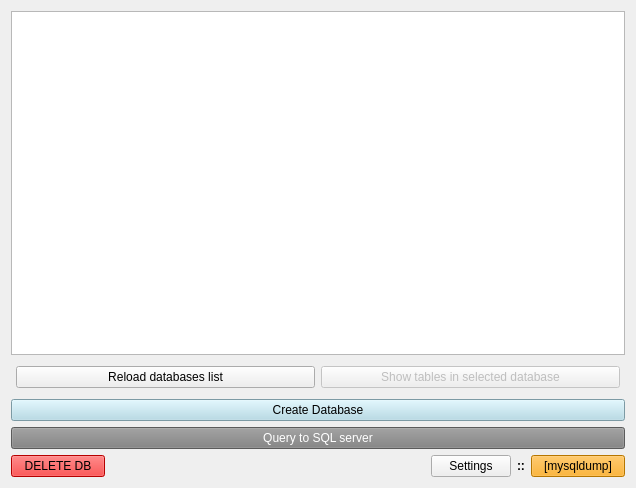
First picture: the form in databases.ui, repository TiReks33/adb-explorer, before the edit.
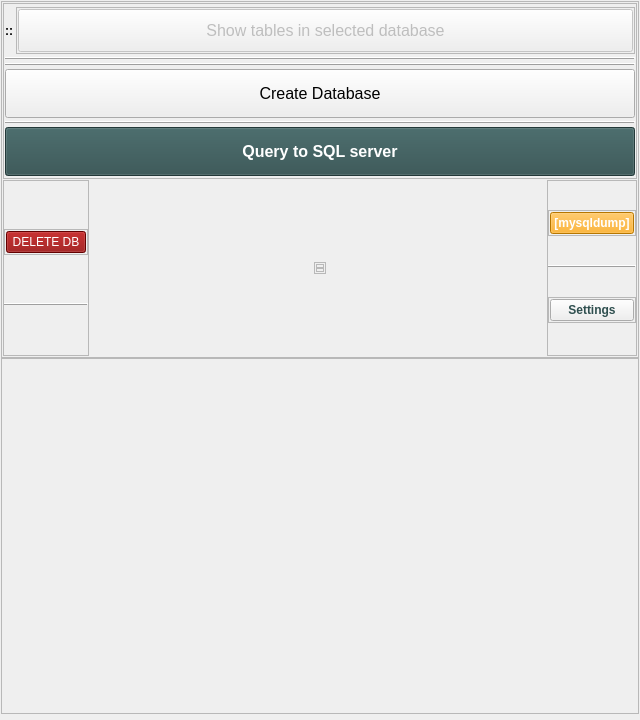
Second picture: the form after the edit.

What changed in the file:
```diff
--- a/databases.ui
+++ b/databases.ui
@@ -6,54 +6,169 @@
    <rect>
     <x>0</x>
     <y>0</y>
-    <width>636</width>
-    <height>488</height>
+    <width>640</width>
+    <height>720</height>
    </rect>
   </property>
   <property name="windowTitle">
    <string>Databases</string>
   </property>
-  <layout class="QVBoxLayout" name="verticalLayout_2">
+  <property name="styleSheet">
+   <string notr="true"/>
+  </property>
+  <layout class="QVBoxLayout" name="mainLayout">
+   <property name="spacing">
+    <number>0</number>
+   </property>
+   <property name="leftMargin">
+    <number>1</number>
+   </property>
+   <property name="topMargin">
+    <number>1</number>
+   </property>
+   <property name="rightMargin">
+    <number>1</number>
+   </property>
+   <property name="bottomMargin">
+    <number>6</number>
+   </property>
    <item>
-    <layout class="QVBoxLayout" name="verticalLayout">
+    <widget class="QFrame" name="buttonsFrame">
+     <property name="frameShape">
+      <enum>QFrame::StyledPanel</enum>
+     </property>
+     <property name="frameShadow">
+      <enum>QFrame::Raised</enum>
+     </property>
+     <layout class="QVBoxLayout" name="buttonsLayout">
+      <property name="spacing">
+       <number>1</number>
+      </property>
+      <property name="leftMargin">
+       <number>1</number>
+      </property>
+      <property name="topMargin">
+       <number>1</number>
+      </property>
+      <property name="rightMargin">
+       <number>1</number>
+      </property>
+      <property name="bottomMargin">
+       <number>1</number>
+      </property>
      <item>
-      <widget class="QTableView" name="tableView">
-       <property name="sizePolicy">
-        <sizepolicy hsizetype="MinimumExpanding" vsizetype="MinimumExpanding">
-         <horstretch>0</horstretch>
-         <verstretch>0</verstretch>
-        </sizepolicy>
-       </property>
-      </widget>
-     </item>
+       <widget class="QFrame" name="buttonsSubFrame">
+        <property name="frameShape">
+         <enum>QFrame::StyledPanel</enum>
+        </property>
+        <property name="frameShadow">
+         <enum>QFrame::Raised</enum>
+        </property>
+        <layout class="QVBoxLayout" name="ButtonsSubLayout">
+         <property name="spacing">
+          <number>3</number>
+         </property>
+         <property name="leftMargin">
+          <number>1</number>
+         </property>
+         <property name="topMargin">
+          <number>1</number>
+         </property>
+         <property name="rightMargin">
+          <number>1</number>
+         </property>
+         <property name="bottomMargin">
+          <number>2</number>
+         </property>
+         <item>
+          <layout class="QHBoxLayout" name="horizontalLayout_5">
+           <property name="leftMargin">
+            <number>0</number>
+           </property>
+           <property name="topMargin">
+            <number>2</number>
+           </property>
+           <property name="rightMargin">
+            <number>0</number>
+           </property>
+           <property name="bottomMargin">
+            <number>0</number>
+           </property>
+           <item>
+            <layout class="QVBoxLayout" name="reloadVerticalLayout">
+             <property name="spacing">
+              <number>0</number>
+             </property>
+             <property name="leftMargin">
+              <number>0</number>
+             </property>
+             <property name="topMargin">
+              <number>0</number>
+             </property>
+             <property name="rightMargin">
+              <number>0</number>
+             </property>
+             <property name="bottomMargin">
+              <number>0</number>
+             </property>
     </layout>
    </item>
    <item>
-    <layout class="QHBoxLayout" name="horizontalLayout_3">
-     <property name="leftMargin">
-      <number>5</number>
-     </property>
-     <property name="topMargin">
-      <number>5</number>
-     </property>
-     <property name="rightMargin">
-      <number>5</number>
-     </property>
-     <property name="bottomMargin">
-      <number>5</number>
-     </property>
-     <item>
-      <widget class="QPushButton" name="showDB_button">
+            <widget class="QLabel" name="label_2">
+             <property name="font">
+              <font>
+               <weight>75</weight>
+               <bold>true</bold>
+              </font>
+             </property>
        <property name="text">
-        <string>Reload databases list</string>
+              <string>::</string>
+             </property>
+             <property name="alignment">
+              <set>Qt::AlignCenter</set>
        </property>
       </widget>
      </item>
+           <item>
+            <widget class="QFrame" name="showTablesFrame">
+             <property name="frameShape">
+              <enum>QFrame::StyledPanel</enum>
+             </property>
+             <property name="frameShadow">
+              <enum>QFrame::Raised</enum>
+             </property>
+             <layout class="QVBoxLayout" name="showTablesVerticalLayout">
+              <property name="spacing">
+               <number>0</number>
+              </property>
+              <property name="leftMargin">
+               <number>1</number>
+              </property>
+              <property name="topMargin">
+               <number>1</number>
+              </property>
+              <property name="rightMargin">
+               <number>1</number>
+              </property>
+              <property name="bottomMargin">
+               <number>1</number>
+              </property>
      <item>
       <widget class="QPushButton" name="showTables_button">
        <property name="enabled">
         <bool>false</bool>
        </property>
+                <property name="sizePolicy">
+                 <sizepolicy hsizetype="Expanding" vsizetype="Preferred">
+                  <horstretch>0</horstretch>
+                  <verstretch>0</verstretch>
+                 </sizepolicy>
+                </property>
+                <property name="font">
+                 <font>
+                  <pointsize>12</pointsize>
+                 </font>
+                </property>
        <property name="styleSheet">
         <string notr="true"/>
        </property>
@@ -66,97 +181,471 @@
       </widget>
      </item>
     </layout>
+            </widget>
+           </item>
+          </layout>
+         </item>
+         <item>
+          <widget class="Line" name="line_2">
+           <property name="frameShadow">
+            <enum>QFrame::Raised</enum>
+           </property>
+           <property name="orientation">
+            <enum>Qt::Horizontal</enum>
+           </property>
+          </widget>
+         </item>
+         <item>
+          <widget class="Line" name="line_3">
+           <property name="frameShadow">
+            <enum>QFrame::Raised</enum>
+           </property>
+           <property name="orientation">
+            <enum>Qt::Horizontal</enum>
+           </property>
+          </widget>
    </item>
    <item>
     <widget class="QPushButton" name="create_db_button">
+           <property name="sizePolicy">
+            <sizepolicy hsizetype="Minimum" vsizetype="Preferred">
+             <horstretch>0</horstretch>
+             <verstretch>0</verstretch>
+            </sizepolicy>
+           </property>
+           <property name="font">
+            <font>
+             <pointsize>12</pointsize>
+            </font>
+           </property>
      <property name="styleSheet">
-      <string notr="true">background: lightblue;</string>
+            <string notr="true"/>
      </property>
      <property name="text">
       <string>Create Database</string>
      </property>
     </widget>
    </item>
+         <item>
+          <widget class="Line" name="line">
+           <property name="frameShadow">
+            <enum>QFrame::Raised</enum>
+           </property>
+           <property name="orientation">
+            <enum>Qt::Horizontal</enum>
+           </property>
+          </widget>
+         </item>
    <item>
     <widget class="QPushButton" name="queryButton">
+           <property name="sizePolicy">
+            <sizepolicy hsizetype="Minimum" vsizetype="Preferred">
+             <horstretch>0</horstretch>
+             <verstretch>0</verstretch>
+            </sizepolicy>
+           </property>
+           <property name="font">
+            <font>
+             <pointsize>12</pointsize>
+             <weight>75</weight>
+             <bold>true</bold>
+            </font>
+           </property>
      <property name="styleSheet">
-      <string notr="true">background: gray; color: white;</string>
+            <string notr="true">background: darkslategray; color: white;padding: 6px;</string>
      </property>
      <property name="text">
       <string>Query to SQL server</string>
      </property>
     </widget>
    </item>
+        </layout>
+       </widget>
+      </item>
    <item>
-    <layout class="QHBoxLayout" name="horizontalLayout_2">
+       <layout class="QHBoxLayout" name="horizontalLayout_6">
      <property name="leftMargin">
       <number>0</number>
      </property>
      <property name="topMargin">
       <number>0</number>
+        </property>
+        <property name="rightMargin">
+         <number>0</number>
+        </property>
+        <property name="bottomMargin">
+         <number>0</number>
+        </property>
+        <item>
+         <layout class="QHBoxLayout" name="horizontalLayout_3">
+          <property name="spacing">
+           <number>0</number>
+          </property>
+          <property name="leftMargin">
+           <number>0</number>
+          </property>
+          <property name="topMargin">
+           <number>0</number>
+          </property>
+          <property name="rightMargin">
+           <number>0</number>
+          </property>
+          <property name="bottomMargin">
+           <number>0</number>
+          </property>
+          <item>
+           <widget class="QFrame" name="frame_3">
+            <property name="frameShape">
+             <enum>QFrame::StyledPanel</enum>
+            </property>
+            <property name="frameShadow">
+             <enum>QFrame::Raised</enum>
+            </property>
+            <layout class="QVBoxLayout" name="deleteLayout">
+             <property name="spacing">
+              <number>0</number>
+             </property>
+             <property name="leftMargin">
+              <number>0</number>
+             </property>
+             <property name="topMargin">
+              <number>0</number>
+             </property>
+             <property name="rightMargin">
+              <number>0</number>
+             </property>
+             <property name="bottomMargin">
+              <number>0</number>
+             </property>
+             <item>
+              <widget class="QFrame" name="frame_9">
+               <property name="sizePolicy">
+                <sizepolicy hsizetype="Preferred" vsizetype="Fixed">
+                 <horstretch>0</horstretch>
+                 <verstretch>0</verstretch>
+                </sizepolicy>
+               </property>
+               <property name="frameShape">
+                <enum>QFrame::StyledPanel</enum>
+               </property>
+               <property name="frameShadow">
+                <enum>QFrame::Raised</enum>
+               </property>
+               <layout class="QVBoxLayout" name="verticalLayout_5">
+                <property name="leftMargin">
+                 <number>1</number>
+                </property>
+                <property name="topMargin">
+                 <number>1</number>
+                </property>
+                <property name="rightMargin">
+                 <number>1</number>
+                </property>
+                <property name="bottomMargin">
+                 <number>1</number>
      </property>
      <item>
       <widget class="QPushButton" name="delete_db_button">
        <property name="sizePolicy">
-        <sizepolicy hsizetype="MinimumExpanding" vsizetype="Fixed">
+                   <sizepolicy hsizetype="Expanding" vsizetype="Fixed">
          <horstretch>0</horstretch>
          <verstretch>0</verstretch>
         </sizepolicy>
        </property>
        <property name="styleSheet">
-        <string notr="true">background: red;</string>
+                   <string notr="true">background: darkred;color:white;</string>
        </property>
        <property name="text">
         <string>DELETE DB</string>
        </property>
       </widget>
      </item>
+               </layout>
+              </widget>
+             </item>
+             <item>
+              <widget class="Line" name="line_5">
+               <property name="frameShadow">
+                <enum>QFrame::Raised</enum>
+               </property>
+               <property name="orientation">
+                <enum>Qt::Horizontal</enum>
+               </property>
+              </widget>
+             </item>
+            </layout>
+           </widget>
+          </item>
      <item>
       <spacer name="horizontalSpacer">
        <property name="orientation">
         <enum>Qt::Horizontal</enum>
        </property>
+            <property name="sizeHint" stdset="0">
+             <size>
+              <width>40</width>
+              <height>20</height>
+             </size>
+            </property>
+           </spacer>
+          </item>
+         </layout>
+        </item>
+        <item>
+         <spacer name="horizontalSpacer_2">
+          <property name="orientation">
+           <enum>Qt::Horizontal</enum>
+          </property>
        <property name="sizeType">
-        <enum>QSizePolicy::Minimum</enum>
+           <enum>QSizePolicy::Preferred</enum>
        </property>
        <property name="sizeHint" stdset="0">
         <size>
-         <width>320</width>
-         <height>20</height>
+            <width>180</width>
+            <height>10</height>
         </size>
        </property>
       </spacer>
      </item>
      <item>
-      <widget class="QPushButton" name="settingsButton">
-       <property name="text">
-        <string>Settings</string>
-       </property>
-      </widget>
-     </item>
+         <widget class="QFrame" name="utilityFrame">
+          <property name="sizePolicy">
+           <sizepolicy hsizetype="Fixed" vsizetype="Fixed">
+            <horstretch>0</horstretch>
+            <verstretch>0</verstretch>
+           </sizepolicy>
+          </property>
+          <property name="frameShape">
+           <enum>QFrame::StyledPanel</enum>
+          </property>
+          <property name="frameShadow">
+           <enum>QFrame::Raised</enum>
+          </property>
+          <layout class="QVBoxLayout" name="utilityLayout">
+           <property name="spacing">
+            <number>0</number>
+           </property>
+           <property name="leftMargin">
+            <number>1</number>
+           </property>
+           <property name="topMargin">
+            <number>1</number>
+           </property>
+           <property name="rightMargin">
+            <number>1</number>
+           </property>
+           <property name="bottomMargin">
+            <number>1</number>
+           </property>
+           <item>
+            <layout class="QHBoxLayout" name="horizontalLayout_2">
+             <property name="spacing">
+              <number>0</number>
+             </property>
+             <property name="leftMargin">
+              <number>0</number>
+             </property>
+             <property name="topMargin">
+              <number>0</number>
+             </property>
+             <property name="rightMargin">
+              <number>0</number>
+             </property>
+             <property name="bottomMargin">
+              <number>0</number>
+             </property>
+             <item>
+              <widget class="QFrame" name="horizontalFrame_2">
+               <property name="sizePolicy">
+                <sizepolicy hsizetype="Expanding" vsizetype="Fixed">
+                 <horstretch>0</horstretch>
+                 <verstretch>0</verstretch>
+                </sizepolicy>
+               </property>
+               <property name="frameShape">
+                <enum>QFrame::StyledPanel</enum>
+               </property>
+               <property name="frameShadow">
+                <enum>QFrame::Raised</enum>
+               </property>
+               <layout class="QHBoxLayout" name="rescaleLayout">
+                <property name="spacing">
+                 <number>1</number>
+                </property>
+                <property name="leftMargin">
+                 <number>3</number>
+                </property>
+                <property name="topMargin">
+                 <number>1</number>
+                </property>
+                <property name="rightMargin">
+                 <number>3</number>
+                </property>
+                <property name="bottomMargin">
+                 <number>1</number>
+                </property>
+               </layout>
+              </widget>
+             </item>
+            </layout>
+           </item>
      <item>
-      <widget class="QLabel" name="label">
-       <property name="font">
-        <font>
-         <weight>75</weight>
-         <bold>true</bold>
-        </font>
-       </property>
-       <property name="text">
-        <string>::</string>
-       </property>
-      </widget>
-     </item>
+            <layout class="QHBoxLayout" name="horizontalLayout_4">
+             <property name="spacing">
+              <number>0</number>
+             </property>
+             <item>
+              <widget class="QFrame" name="frame_5">
+               <property name="sizePolicy">
+                <sizepolicy hsizetype="Expanding" vsizetype="Fixed">
+                 <horstretch>0</horstretch>
+                 <verstretch>0</verstretch>
+                </sizepolicy>
+               </property>
+               <property name="frameShape">
+                <enum>QFrame::StyledPanel</enum>
+               </property>
+               <property name="frameShadow">
+                <enum>QFrame::Raised</enum>
+               </property>
+               <layout class="QHBoxLayout" name="fontLayout">
+                <property name="spacing">
+                 <number>1</number>
+                </property>
+                <property name="leftMargin">
+                 <number>3</number>
+                </property>
+                <property name="topMargin">
+                 <number>1</number>
+                </property>
+                <property name="rightMargin">
+                 <number>3</number>
+                </property>
+                <property name="bottomMargin">
+                 <number>1</number>
+                </property>
+               </layout>
+              </widget>
+             </item>
+            </layout>
+           </item>
+          </layout>
+         </widget>
+        </item>
+        <item>
+         <spacer name="horizontalSpacer_3">
+          <property name="orientation">
+           <enum>Qt::Horizontal</enum>
+          </property>
+          <property name="sizeType">
+           <enum>QSizePolicy::Preferred</enum>
+          </property>
+          <property name="sizeHint" stdset="0">
+           <size>
+            <width>180</width>
+            <height>10</height>
+           </size>
+          </property>
+         </spacer>
+        </item>
+        <item>
+         <layout class="QHBoxLayout" name="horizontalLayout">
+          <property name="spacing">
+           <number>0</number>
+          </property>
+          <property name="leftMargin">
+           <number>0</number>
+          </property>
+          <property name="topMargin">
+           <number>0</number>
+          </property>
+          <property name="rightMargin">
+           <number>0</number>
+          </property>
+          <property name="bottomMargin">
+           <number>0</number>
+          </property>
+          <item>
+           <spacer name="horizontalSpacer_4">
+            <property name="orientation">
+             <enum>Qt::Horizontal</enum>
+            </property>
+            <property name="sizeHint" stdset="0">
+             <size>
+              <width>40</width>
+              <height>20</height>
+             </size>
+            </property>
+           </spacer>
+          </item>
+          <item>
+           <widget class="QFrame" name="frame_2">
+            <property name="frameShape">
+             <enum>QFrame::StyledPanel</enum>
+            </property>
+            <property name="frameShadow">
+             <enum>QFrame::Raised</enum>
+            </property>
+            <layout class="QVBoxLayout" name="verticalLayout">
+             <property name="spacing">
+              <number>0</number>
+             </property>
+             <property name="leftMargin">
+              <number>0</number>
+             </property>
+             <property name="topMargin">
+              <number>0</number>
+             </property>
+             <property name="rightMargin">
+              <number>0</number>
+             </property>
+             <property name="bottomMargin">
+              <number>0</number>
+             </property>
+             <item>
+              <widget class="QFrame" name="frame_4">
+               <property name="sizePolicy">
+                <sizepolicy hsizetype="Preferred" vsizetype="Fixed">
+                 <horstretch>0</horstretch>
+                 <verstretch>0</verstretch>
+                </sizepolicy>
+               </property>
+               <property name="frameShape">
+                <enum>QFrame::StyledPanel</enum>
+               </property>
+               <property name="frameShadow">
+                <enum>QFrame::Raised</enum>
+               </property>
+               <layout class="QVBoxLayout" name="verticalLayout_3">
+                <property name="leftMargin">
+                 <number>1</number>
+                </property>
+                <property name="topMargin">
+                 <number>1</number>
+                </property>
+                <property name="rightMargin">
+                 <number>1</number>
+                </property>
+                <property name="bottomMargin">
+                 <number>1</number>
+                </property>
      <item>
       <widget class="QPushButton" name="mysqldump_button">
        <property name="sizePolicy">
-        <sizepolicy hsizetype="MinimumExpanding" vsizetype="Fixed">
+                   <sizepolicy hsizetype="Expanding" vsizetype="Fixed">
          <horstretch>0</horstretch>
          <verstretch>0</verstretch>
         </sizepolicy>
        </property>
+                  <property name="font">
+                   <font>
+                    <weight>75</weight>
+                    <italic>false</italic>
+                    <bold>true</bold>
+                   </font>
+                  </property>
        <property name="styleSheet">
-        <string notr="true">background-color: orange;</string>
+                   <string notr="true">background-color: orange; color:white;</string>
        </property>
        <property name="text">
         <string>[mysqldump]</string>
@@ -164,24 +653,112 @@
       </widget>
      </item>
     </layout>
+              </widget>
    </item>
    <item>
-    <layout class="QVBoxLayout" name="statusBarLayout">
+              <widget class="Line" name="line_4">
+               <property name="frameShadow">
+                <enum>QFrame::Raised</enum>
+               </property>
+               <property name="orientation">
+                <enum>Qt::Horizontal</enum>
+               </property>
+              </widget>
+             </item>
+             <item>
+              <widget class="QFrame" name="frame_8">
+               <property name="sizePolicy">
+                <sizepolicy hsizetype="Preferred" vsizetype="Fixed">
+                 <horstretch>0</horstretch>
+                 <verstretch>0</verstretch>
+                </sizepolicy>
+               </property>
+               <property name="frameShape">
+                <enum>QFrame::StyledPanel</enum>
+               </property>
+               <property name="frameShadow">
+                <enum>QFrame::Raised</enum>
+               </property>
+               <layout class="QVBoxLayout" name="verticalLayout_4">
+                <property name="leftMargin">
+                 <number>1</number>
+                </property>
+                <property name="topMargin">
+                 <number>1</number>
+                </property>
+                <property name="rightMargin">
+                 <number>1</number>
+                </property>
+                <property name="bottomMargin">
+                 <number>1</number>
+                </property>
+                <item>
+                 <widget class="QPushButton" name="settingsButton">
+                  <property name="sizePolicy">
+                   <sizepolicy hsizetype="Expanding" vsizetype="Fixed">
+                    <horstretch>0</horstretch>
+                    <verstretch>0</verstretch>
+                   </sizepolicy>
+                  </property>
+                  <property name="font">
+                   <font>
+                    <weight>75</weight>
+                    <bold>true</bold>
+                   </font>
+                  </property>
+                  <property name="styleSheet">
+                   <string notr="true">color: darkslategray;</string>
+                  </property>
+                  <property name="text">
+                   <string>Settings</string>
+                  </property>
+                 </widget>
+                </item>
+               </layout>
+              </widget>
+             </item>
+            </layout>
+           </widget>
+          </item>
+         </layout>
+        </item>
+       </layout>
+      </item>
+     </layout>
+    </widget>
+   </item>
+   <item>
+    <layout class="QHBoxLayout" name="quitLayout">
+     <property name="spacing">
+      <number>0</number>
+     </property>
+     <item>
+      <widget class="QFrame" name="frame">
+       <property name="frameShape">
+        <enum>QFrame::StyledPanel</enum>
+       </property>
+       <property name="frameShadow">
+        <enum>QFrame::Raised</enum>
+       </property>
+       <layout class="QHBoxLayout" name="statusBarLayout">
      <property name="sizeConstraint">
       <enum>QLayout::SetMinimumSize</enum>
      </property>
      <property name="leftMargin">
-      <number>0</number>
+         <number>1</number>
      </property>
      <property name="topMargin">
-      <number>0</number>
+         <number>1</number>
      </property>
      <property name="rightMargin">
-      <number>0</number>
+         <number>1</number>
      </property>
      <property name="bottomMargin">
-      <number>0</number>
-     </property>
+         <number>1</number>
+        </property>
+       </layout>
+      </widget>
+     </item>
     </layout>
    </item>
   </layout>
```
Lines whose indentation alone changed are shown as unchanged.
